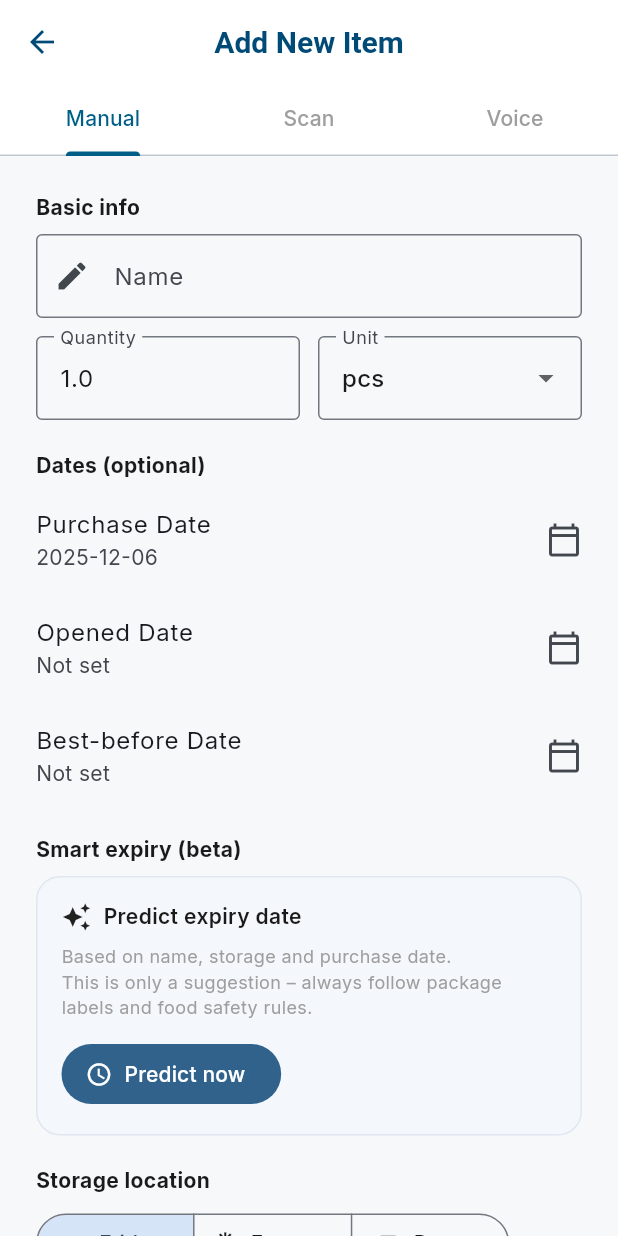
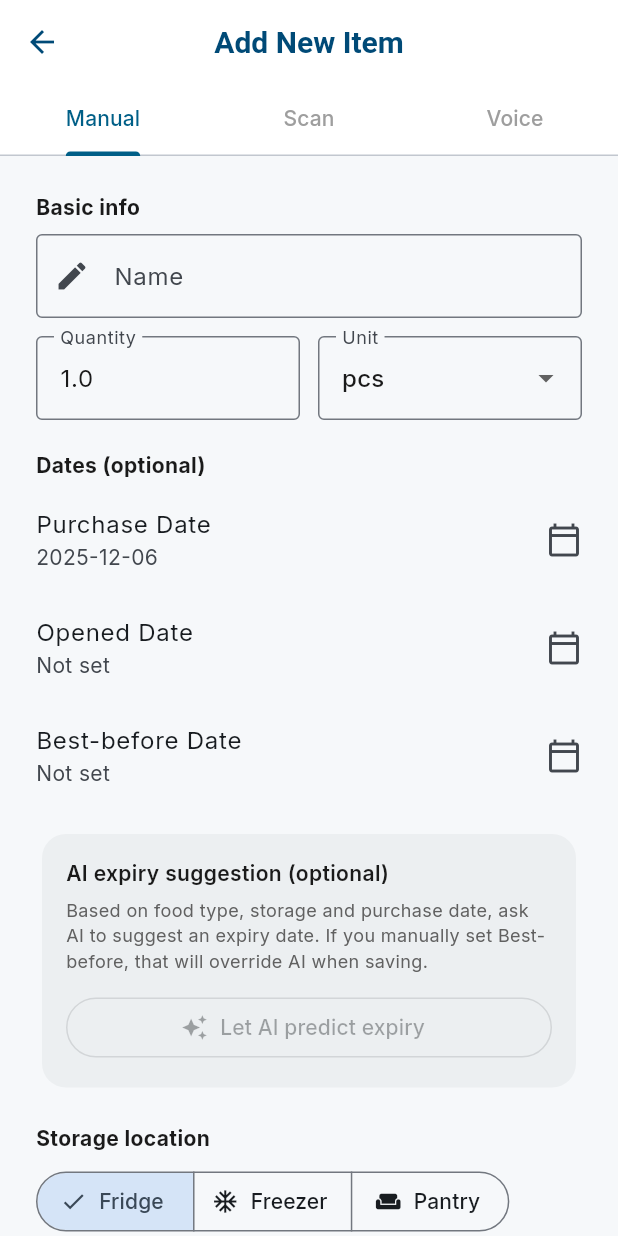
Before and after one commit to MagicMike0112/Project-Study-BSH, a Flutter app: the screen it shows after launch, after a tap on the "add" icon, after a tap on the "edit" icon, on a phone screen of 412 x 824 dp. Run offline on Flutter 3.47's test engine with Material 3 defaults, Android fonts, the light colour scheme and no system bars; our stand-ins replace fl_chart, google_fonts, image_picker, permission_handler, speech_to_text.

Commit message:
add expiry date estimation

```diff
--- a/lib/repositories/inventory_repository.dart
+++ b/lib/repositories/inventory_repository.dart
@@ -72,10 +72,6 @@ class InventoryRepository {
   /// 是否已经给过“喂宠物安全提示”
   bool hasShownPetWarning = false;
 
-  /// streak 相关
-  int _streakDays = 0;
-  DateTime? _lastConsumedDate;
-
   InventoryRepository() {
     // 模拟数据
     _items.add(
@@ -109,6 +105,7 @@ class InventoryRepository {
   List<FoodItem> getActiveItems() =>
       _items.where((i) => i.status == FoodStatus.good).toList();
 
+  /// withinDays 以内到期的 item 会出现在 Expiring Soon 区域
   List<FoodItem> getExpiringItems(int withinDays) {
     return getActiveItems()
         .where((i) => i.daysToExpiry <= withinDays)
@@ -129,15 +126,11 @@ class InventoryRepository {
     final index = _items.indexWhere((i) => i.id == id);
     if (index != -1) {
       _items[index] = _items[index].copyWith(status: status);
-
-      // 只在 “成功吃掉/利用” 的时候更新 streak
-      if (status == FoodStatus.consumed) {
-        _updateStreakOnConsumed();
-      }
+      // streak 不在这里更新，而是根据 _impactEvents 统一计算
     }
   }
 
-  /// 供表单使用：根据输入信息计算预测保质期
+  /// 供表单使用：根据输入信息计算预测保质期（rule-based）
   DateTime predictExpiryForItem(FoodItem base) {
     return _expiryService.predictExpiry(
       base.category,
@@ -189,6 +182,26 @@ class InventoryRepository {
     );
   }
 
+  /// TodayPage 里统一用这个入口，根据 action key 记录 impact
+  void recordImpactForAction(
+    FoodItem item,
+    String actionKey, {
+    double? quantity,
+  }) {
+    switch (actionKey) {
+      case 'eat':
+        logCooked(item, quantity: quantity);
+        break;
+      case 'pet':
+        logFedToPet(item, quantity: quantity);
+        break;
+      case 'trash':
+      default:
+        // 丢掉不算 positive impact，这里不记事件
+        break;
+    }
+  }
+
   // --- 简单估算逻辑：后期可以换成真实 LCA/价格数据 ---
   double _estimateMoneySaved(FoodItem item, double quantity) {
     if (item.unit.toLowerCase() == 'g') {
@@ -237,30 +250,27 @@ class InventoryRepository {
         .fold(0.0, (sum, e) => sum + e.quantity);
   }
 
-  // ================== streak 相关 ==================
+  /// streak 统一基于 impactEvents 计算：最近连续多少天有“吃掉/喂掉”的行为
+  int getCurrentStreakDays() {
+    if (_impactEvents.isEmpty) return 0;
 
-  void _updateStreakOnConsumed() {
+    int streak = 0;
     final now = DateTime.now();
-    final today = DateTime(now.year, now.month, now.day);
+    DateTime cur = DateTime(now.year, now.month, now.day);
 
-    if (_lastConsumedDate == null) {
-      _streakDays = 1;
-    } else {
-      final last =
-          DateTime(_lastConsumedDate!.year, _lastConsumedDate!.month, _lastConsumedDate!.day);
-      final diff = today.difference(last).inDays;
+    while (true) {
+      final hasEventThisDay = _impactEvents.any((e) {
+        final d = DateTime(e.date.year, e.date.month, e.date.day);
+        return d == cur;
+      });
 
-      if (diff == 1) {
-        // 连续一天
-        _streakDays += 1;
-      } else if (diff > 1) {
-        // 断档，重新开始
-        _streakDays = 1;
-      } // diff == 0 同一天多次吃东西，不重复加
+      if (hasEventThisDay) {
+        streak++;
+        cur = cur.subtract(const Duration(days: 1));
+      } else {
+        break;
+      }
     }
-
-    _lastConsumedDate = today;
+    return streak;
   }
-
-  int getCurrentStreakDays() => _streakDays;
 }
--- a/lib/screens/add_food_page.dart
+++ b/lib/screens/add_food_page.dart
@@ -44,16 +44,17 @@ class _AddFoodPageState extends State<AddFoodPage>
   late DateTime _purchased;
   DateTime? _openDate;
   DateTime? _bestBefore;
-  DateTime? _expiry; // 预测过期（供 Expiring Soon 使用）
+  DateTime? _expiry; // AI 预测值（可为空）
 
-  // AI 预测保质期
-  DateTime? _aiSuggestedExpiry;
-  String? _aiReason;
+  // AI 保质期预测状态
+  bool _isPredictingExpiry = false;
+  DateTime? _predictedExpiryFromAi;
+  String? _predictionError;
 
   // 相机 / 语音
   final ImagePicker _picker = ImagePicker();
   final stt.SpeechToText _speech = stt.SpeechToText();
-  bool _isProcessing = false; // 所有 AI 调用共用
+  bool _isProcessing = false;
   bool _isListening = false;
   String _voiceHint = "Tap mic to start, tap again to stop.";
   final TextEditingController _voiceController = TextEditingController();
@@ -73,6 +74,24 @@ class _AddFoodPageState extends State<AddFoodPage>
     _qty = item?.quantity ?? 1.0;
     _unit = item?.unit ?? 'pcs';
     _location = item?.location ?? StorageLocation.fridge;
+
+    // 兜底 unit，防止 dropdown 崩
+    const allowedUnits = [
+      'pcs',
+      'kg',
+      'g',
+      'L',
+      'ml',
+      'pack',
+      'box',
+      'cup',
+      'cups',
+    ];
+    if (!allowedUnits.contains(_unit)) {
+      _unit = 'pcs';
+    } else if (_unit == 'cups') {
+      _unit = 'cup';
+    }
 
     _purchased = item?.purchasedDate ?? DateTime.now();
     _openDate = item?.openDate;
@@ -142,21 +161,19 @@ class _AddFoodPageState extends State<AddFoodPage>
     );
   }
 
-  bool get _canPredictExpiry {
-    return _name.trim().isNotEmpty && !_isProcessing;
-  }
-
-  void _clearAiExpiry() {
-    _aiSuggestedExpiry = null;
-    _aiReason = null;
+  void _resetPrediction() {
+    _predictedExpiryFromAi = null;
+    _predictionError = null;
   }
 
   // ========= 保存 =========
 
   void _save() async {
     if (!(_formKey.currentState?.validate() ?? false)) return;
+    _formKey.currentState!.save();
 
-    _formKey.currentState!.save();
+    // ⚠️ 关键逻辑：手动填写的 bestBefore 优先级最高
+    final DateTime? effectiveExpiry = _bestBefore ?? _expiry;
 
     final newItem = FoodItem(
       id: widget.itemToEdit?.id ?? const Uuid().v4(),
@@ -167,7 +184,7 @@ class _AddFoodPageState extends State<AddFoodPage>
       purchasedDate: _purchased,
       openDate: _openDate,
       bestBeforeDate: _bestBefore,
-      predictedExpiry: _expiry,
+      predictedExpiry: effectiveExpiry,
       category: 'manual',
     );
 
@@ -180,7 +197,7 @@ class _AddFoodPageState extends State<AddFoodPage>
     if (mounted) Navigator.pop(context);
   }
 
-  // ========= AI：解析文本食材 =========
+  // ========= /api/parse-ingredient =========
 
   Future<void> _runIngredientAi(String text, {required String source}) async {
     final trimmed = text.trim();
@@ -232,9 +249,7 @@ class _AddFoodPageState extends State<AddFoodPage>
             _location = StorageLocation.fridge;
         }
 
-        // 修改关键字段后，旧的 AI 预测就作废，避免误导
-        _clearAiExpiry();
-
+        _resetPrediction();
         _tabController.animateTo(0); // 回到 Manual 给用户确认
       });
 
@@ -262,20 +277,19 @@ class _AddFoodPageState extends State<AddFoodPage>
     await _runIngredientAi(_voiceController.text, source: 'voice');
   }
 
-  // ========= AI：预测保质期 =========
+  // ========= /api/predict-expiry =========
 
   Future<void> _predictExpiryWithAi() async {
-    if (!_canPredictExpiry) {
+    if (_name.trim().isEmpty) {
       ScaffoldMessenger.of(context).showSnackBar(
-        const SnackBar(
-          content: Text('请先填写食材名称（至少）再尝试预测保质期。'),
-        ),
+        const SnackBar(content: Text('请先填写食材名称')),
       );
       return;
     }
 
     setState(() {
-      _isProcessing = true;
+      _isPredictingExpiry = true;
+      _predictionError = null;
     });
 
     try {
@@ -283,11 +297,11 @@ class _AddFoodPageState extends State<AddFoodPage>
 
       final body = {
   'name': _name,
+
   'location': _location.name, // fridge / freezer / pantry
   'purchasedDate': _purchased.toIso8601String(),
-        if (_openDate != null) 'openedDate': _openDate!.toIso8601String(),
-        if (_bestBefore != null)
-          'bestBeforeDate': _bestBefore!.toIso8601String(),
+  if (_openDate != null) 'openDate': _openDate!.toIso8601String(),
+  if (_bestBefore != null) 'bestBeforeDate': _bestBefore!.toIso8601String(),
 };
 
       final resp = await http.post(
@@ -301,45 +315,41 @@ class _AddFoodPageState extends State<AddFoodPage>
       }
 
       final json = jsonDecode(resp.body) as Map<String, dynamic>;
-      final dateStr = (json['suggestedExpiry'] ?? '').toString();
-      final reason = json['reason']?.toString();
+      final predicted = json['predictedExpiry'];
 
-      final parsed = DateTime.tryParse(dateStr);
-      if (parsed == null) {
-        throw Exception('Invalid date from AI: $dateStr');
+      if (predicted == null || predicted.toString().isEmpty) {
+        throw Exception('No predictedExpiry in response');
+      }
+
+      // 既支持 ISO 字符串，也支持 "yyyy-MM-dd"
+      DateTime parsed;
+      try {
+        parsed = DateTime.parse(predicted as String);
+      } catch (_) {
+        final s = predicted.toString();
+        parsed = DateTime(
+          int.parse(s.substring(0, 4)),
+          int.parse(s.substring(5, 7)),
+          int.parse(s.substring(8, 10)),
+        );
       }
 
       setState(() {
-        _aiSuggestedExpiry = parsed;
-        _aiReason = reason;
+        _predictedExpiryFromAi = parsed;
+        _expiry = parsed; // 先把 AI 值写到 _expiry（用户仍可用 bestBefore 覆盖）
       });
     } catch (e) {
-      if (!mounted) return;
-      ScaffoldMessenger.of(context).showSnackBar(
-        SnackBar(content: Text('保质期预测失败：$e')),
-      );
+      setState(() {
+        _predictionError = e.toString();
+        _predictedExpiryFromAi = null;
+      });
     } finally {
       if (mounted) {
         setState(() {
-          _isProcessing = false;
+          _isPredictingExpiry = false;
         });
       }
     }
-  }
-
-  void _applyAiExpiry() {
-    if (_aiSuggestedExpiry == null) return;
-
-    setState(() {
-      _bestBefore = _aiSuggestedExpiry;
-      _expiry = _aiSuggestedExpiry; // 用于 Expiring Soon 计算
-    });
-
-    ScaffoldMessenger.of(context).showSnackBar(
-      SnackBar(
-        content: Text('已应用 AI 推荐保质期：${_formatDate(_aiSuggestedExpiry)}'),
-      ),
-    );
   }
 
   // ========= Scan / Camera =========
@@ -495,7 +505,7 @@ class _AddFoodPageState extends State<AddFoodPage>
               onChanged: (v) {
                 setState(() {
                   _name = v;
-                  _clearAiExpiry(); // 名字变了，旧预测作废
+                  _resetPrediction();
                 });
               },
               onSaved: (v) => _name = v ?? '',
@@ -529,12 +539,13 @@ class _AddFoodPageState extends State<AddFoodPage>
                       'pack',
                       'box',
                       'cup',
-                    ].map(
-                      (e) => DropdownMenuItem(
+                      'cups',
+                    ].toSet().map((e) {
+                      return DropdownMenuItem(
                         value: e,
                         child: Text(e),
-                      ),
-                    ).toList(),
+                      );
+                    }).toList(),
                     onChanged: (v) => setState(() => _unit = v!),
                     decoration: const InputDecoration(
                       labelText: 'Unit',
@@ -559,10 +570,12 @@ class _AddFoodPageState extends State<AddFoodPage>
                 initial: _purchased,
                 first: DateTime.now().subtract(const Duration(days: 365)),
                 last: DateTime.now().add(const Duration(days: 365)),
-                onPicked: (d) => setState(() {
+                onPicked: (d) {
+                  setState(() {
                     _purchased = d!;
-                  _clearAiExpiry();
-                }),
+                    _resetPrediction();
+                  });
+                },
               ),
             ),
             _buildDateTile(
@@ -583,101 +596,14 @@ class _AddFoodPageState extends State<AddFoodPage>
                 initial: _bestBefore ?? DateTime.now(),
                 first: DateTime.now().subtract(const Duration(days: 365)),
                 last: DateTime.now().add(const Duration(days: 365 * 3)),
-                onPicked: (d) => setState(() {
-                  _bestBefore = d;
-                  // 用户手动输保质期时，不强制清空 AI 预测，作为对比也可以
-                }),
+                onPicked: (d) => setState(() => _bestBefore = d),
               ),
               onClear: () => setState(() => _bestBefore = null),
             ),
-            const SizedBox(height: 16),
+            const SizedBox(height: 12),
 
-            // --- AI 预测保质期卡片 ---
-            const Text(
-              'Smart expiry (beta)',
-              style: TextStyle(fontWeight: FontWeight.bold),
-            ),
-            const SizedBox(height: 8),
-            Container(
-              width: double.infinity,
-              padding: const EdgeInsets.all(16),
-              decoration: BoxDecoration(
-                color: const Color(0xFFF4F7FB),
-                borderRadius: BorderRadius.circular(16),
-                border: Border.all(color: const Color(0xFFE0E7F1)),
-              ),
-              child: Column(
-                crossAxisAlignment: CrossAxisAlignment.start,
-                children: [
-                  Row(
-                    children: [
-                      const Icon(Icons.auto_awesome, size: 20),
-                      const SizedBox(width: 8),
-                      const Text(
-                        'Predict expiry date',
-                        style: TextStyle(
-                          fontWeight: FontWeight.w600,
-                        ),
-                      ),
-                    ],
-                  ),
-                  const SizedBox(height: 8),
-                  if (_aiSuggestedExpiry == null)
-                    Text(
-                      'Based on name, storage and purchase date.\n'
-                      'This is only a suggestion – always follow package labels and food safety rules.',
-                      style: const TextStyle(fontSize: 12, color: Colors.grey),
-                    )
-                  else
-                    Column(
-                      crossAxisAlignment: CrossAxisAlignment.start,
-                      children: [
-                        Text(
-                          'Suggested: ${_formatDate(_aiSuggestedExpiry)}',
-                          style: const TextStyle(
-                            fontSize: 14,
-                            fontWeight: FontWeight.w600,
-                          ),
-                        ),
-                        const SizedBox(height: 4),
-                        if (_aiReason != null)
-                          Text(
-                            _aiReason!,
-                            style: const TextStyle(
-                              fontSize: 12,
-                              color: Colors.grey,
-                            ),
-                          ),
-                      ],
-                    ),
-                  const SizedBox(height: 12),
-                  Row(
-                    children: [
-                      if (_aiSuggestedExpiry == null)
-                        FilledButton.icon(
-                          onPressed: _isProcessing ? null : _predictExpiryWithAi,
-                          icon: const Icon(Icons.schedule),
-                          label: const Text('Predict now'),
-                        )
-                      else ...[
-                        OutlinedButton.icon(
-                          onPressed:
-                              _isProcessing ? null : _predictExpiryWithAi,
-                          icon: const Icon(Icons.refresh, size: 18),
-                          label: const Text('Recalculate'),
-                        ),
-                        const SizedBox(width: 12),
-                        FilledButton(
-                          onPressed: _applyAiExpiry,
-                          child: const Text('Apply'),
-                        ),
-                      ],
-                    ],
-                  ),
-                ],
-              ),
-            ),
-
+            // AI 保质期预测卡片
+            _buildExpiryAiCard(),
             const SizedBox(height: 20),
 
             // 存放位置
@@ -705,10 +631,12 @@ class _AddFoodPageState extends State<AddFoodPage>
                 ),
               ],
               selected: {_location},
-              onSelectionChanged: (s) => setState(() {
+              onSelectionChanged: (s) {
+                setState(() {
                   _location = s.first;
-                _clearAiExpiry(); // 存放位置变了，旧预测作废
-              }),
+                  _resetPrediction();
+                });
+              },
             ),
             const SizedBox(height: 32),
 
@@ -721,6 +649,92 @@ class _AddFoodPageState extends State<AddFoodPage>
                 label: const Text('Save to Inventory'),
               ),
             ),
+          ],
+        ),
+      ),
+    );
+  }
+
+  Widget _buildExpiryAiCard() {
+    final canPredict = _name.trim().isNotEmpty;
+
+    return Card(
+      elevation: 0,
+      shape: RoundedRectangleBorder(borderRadius: BorderRadius.circular(16)),
+      color: Colors.blueGrey.shade50,
+      child: Padding(
+        padding: const EdgeInsets.all(16),
+        child: Column(
+          crossAxisAlignment: CrossAxisAlignment.start,
+          children: [
+            const Text(
+              'AI expiry suggestion (optional)',
+              style: TextStyle(fontWeight: FontWeight.w600),
+            ),
+            const SizedBox(height: 6),
+            Text(
+              'Based on food type, storage and purchase date, '
+              'ask AI to suggest an expiry date. '
+              'If you manually set Best-before, that will override AI when saving.',
+              style: TextStyle(fontSize: 12, color: Colors.grey[700]),
+            ),
+            const SizedBox(height: 12),
+            if (_isPredictingExpiry) ...[
+              const Row(
+                children: [
+                  SizedBox(
+                    width: 20,
+                    height: 20,
+                    child: CircularProgressIndicator(strokeWidth: 2),
+                  ),
+                  SizedBox(width: 8),
+                  Text('Predicting expiry...'),
+                ],
+              ),
+            ] else if (_predictedExpiryFromAi != null) ...[
+              Row(
+                mainAxisAlignment: MainAxisAlignment.spaceBetween,
+                children: [
+                  Text(
+                    'AI suggests: ${_formatDate(_predictedExpiryFromAi)}',
+                    style: const TextStyle(fontWeight: FontWeight.w500),
+                  ),
+                  TextButton(
+                    onPressed: () {
+                      setState(() {
+                        _expiry = _predictedExpiryFromAi;
+                      });
+                      ScaffoldMessenger.of(context).showSnackBar(
+                        const SnackBar(content: Text('已应用 AI 推荐的保质期')),
+                      );
+                    },
+                    child: const Text('Apply'),
+                  ),
+                ],
+              ),
+              if (_bestBefore != null)
+                Text(
+                  'Note: current Best-before ${_formatDate(_bestBefore)} '
+                  'will override this when saving.',
+                  style: const TextStyle(fontSize: 11, color: Colors.redAccent),
+                ),
+            ] else ...[
+              if (_predictionError != null) ...[
+                Text(
+                  '上次预测失败：$_predictionError',
+                  style: const TextStyle(fontSize: 11, color: Colors.red),
+                ),
+                const SizedBox(height: 8),
+              ],
+              SizedBox(
+                width: double.infinity,
+                child: OutlinedButton.icon(
+                  onPressed: canPredict ? _predictExpiryWithAi : null,
+                  icon: const Icon(Icons.auto_awesome),
+                  label: const Text('Let AI predict expiry'),
+                ),
+              ),
+            ],
           ],
         ),
       ),
--- a/lib/screens/today_page.dart
+++ b/lib/screens/today_page.dart
@@ -32,9 +32,10 @@ class TodayPage extends StatelessWidget {
           _buildImpactSummary(context),
           const SizedBox(height: 24),
 
-            _buildAiButton(
-              onTap: () => _showAiRecipeFlow(context, expiring),
-            ),
+          // Cook with AI 按钮：一直显示
+          _buildAiButton(
+            onTap: () => _showAiRecipeFlow(context, expiring),
+          ),
 
           const SizedBox(height: 24),
 
@@ -63,13 +64,24 @@ class TodayPage extends StatelessWidget {
               (item) => FoodCard(
                 item: item,
                 onAction: (action) async {
+                  // 1) 记录 impact（钱 / CO₂ / 宠物）
+                  repo.recordImpactForAction(item, action);
+
+                  // 2) 更新库存状态
                   if (action == 'eat' || action == 'pet') {
-                    await repo.updateStatus(item.id, FoodStatus.consumed);
+                    await repo.updateStatus(
+                      item.id,
+                      FoodStatus.consumed,
+                    );
                   }
                   if (action == 'trash') {
-                    await repo.updateStatus(item.id, FoodStatus.discarded);
+                    await repo.updateStatus(
+                      item.id,
+                      FoodStatus.discarded,
+                    );
                   }
 
+                  // 3) 第一次喂宠物的安全提示
                   if (action == 'pet' && !repo.hasShownPetWarning) {
                     repo.hasShownPetWarning = true;
                     ScaffoldMessenger.of(context).showSnackBar(
@@ -185,7 +197,7 @@ class TodayPage extends StatelessWidget {
 
   Widget _buildImpactSummary(BuildContext context) {
     final saved = repo.getSavedCount();
-    final streak = repo.getCurrentStreakDays(); // 你在 repo 里加的 getter
+    final streak = repo.getCurrentStreakDays();
 
     return Container(
       padding: const EdgeInsets.all(20),
@@ -271,7 +283,9 @@ class TodayPage extends StatelessWidget {
   }
 }
 
-// ================== Recipe 数据模型 ==================
+// ================== Recipe 数据模型 & BottomSheet（保持不变） ==================
+
+// 下面这部分你原来的逻辑已经 OK，我原样保留，方便你直接替换整文件
 
 class RecipeSuggestion {
   final String id;
@@ -294,8 +308,6 @@ class RecipeSuggestion {
     this.imageUrl,
   });
 }
-
-// ================== Recipe Generator BottomSheet ==================
 
 class RecipeGeneratorSheet extends StatefulWidget {
   final List<FoodItem> items;
@@ -340,16 +352,11 @@ class _RecipeGeneratorSheetState extends State<RecipeGeneratorSheet> {
         throw Exception('Server error: ${resp.statusCode} - ${resp.body}');
       }
 
-      // 调试用：看一下后端返回长什么样
       // ignore: avoid_print
       print('AI recipe response: ${resp.body}');
 
       final root = jsonDecode(resp.body);
 
-      // 兼容多种结构：
-      // 1) { "recipes": [ {...}, {...} ] }
-      // 2) { "recipes": { ... } }
-      // 3) [ { ... }, { ... } ]
       List<dynamic> rawList;
 
       if (root is Map<String, dynamic>) {
@@ -523,7 +530,6 @@ class _RecipeGeneratorSheetState extends State<RecipeGeneratorSheet> {
   }
 }
 
-// 网格里的单个菜谱卡片
 class _RecipeCard extends StatelessWidget {
   final RecipeSuggestion recipe;
   final VoidCallback onTap;
@@ -612,7 +618,6 @@ class _RecipeCard extends StatelessWidget {
   }
 }
 
-// 详情页
 class RecipeDetailPage extends StatelessWidget {
   final RecipeSuggestion recipe;
 
```
Also changed, not shown: 1 other file. Lines whose indentation alone changed are shown as unchanged.
